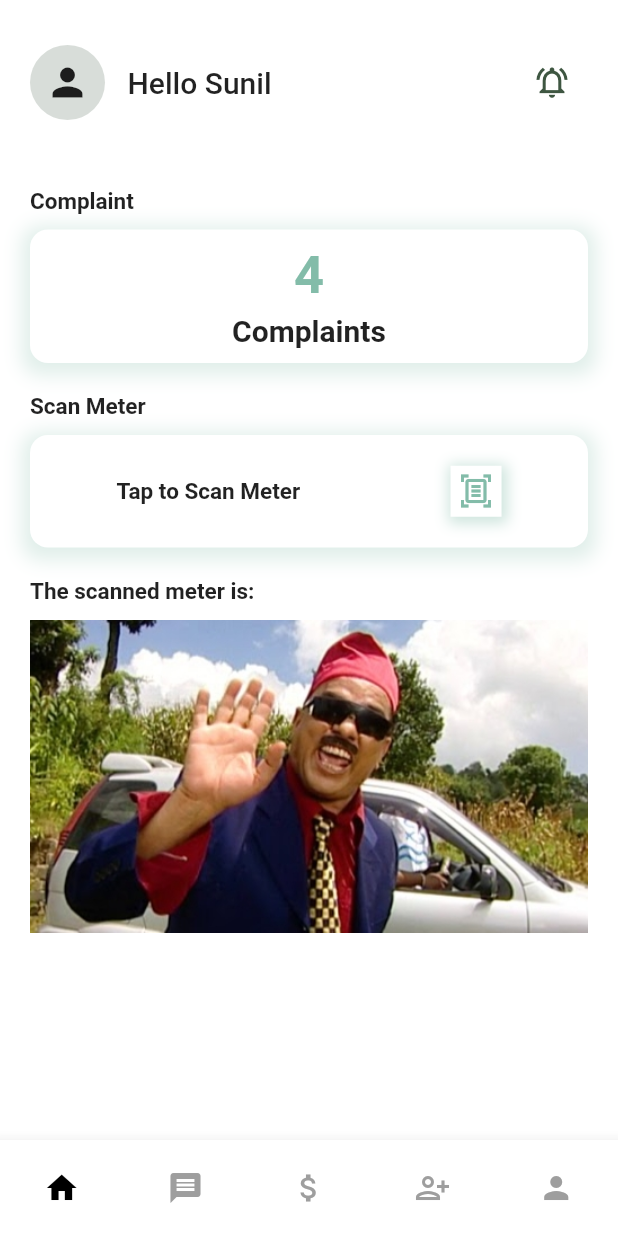
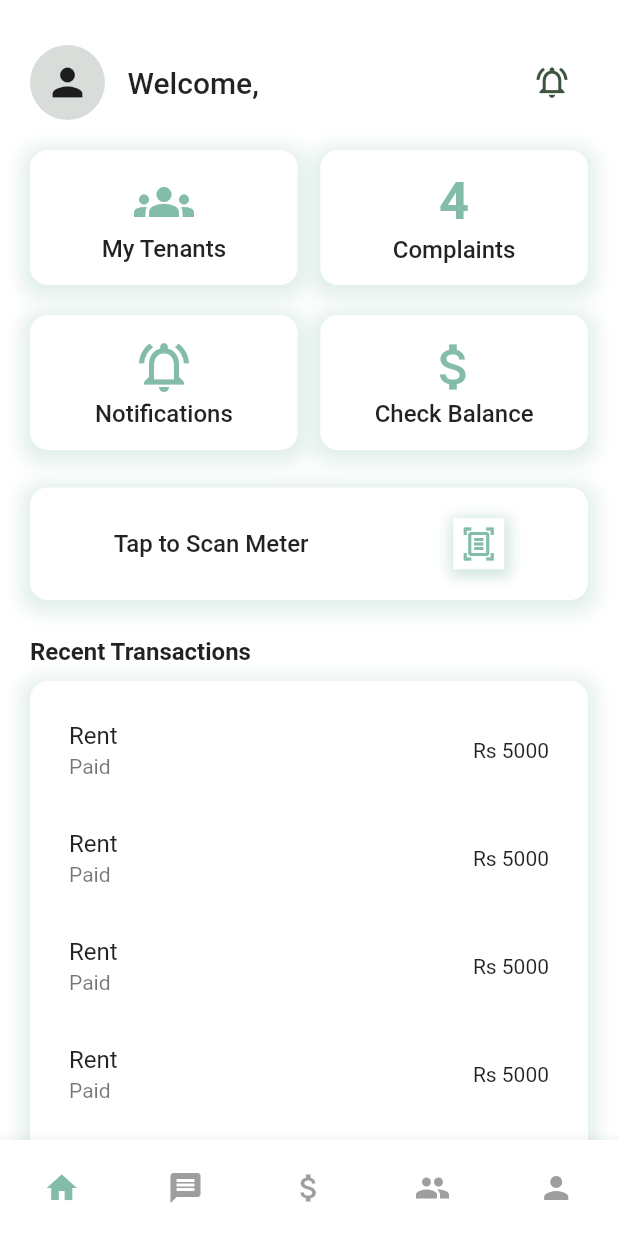
Before and after one commit to parajuliamit/rent-assist-owner, a Flutter app: the NavigationView screen opened by its route, on a phone screen of 412 x 824 dp. Run offline on Flutter 3.47's test engine with Material 2 defaults, Android fonts, the phone set to English and light mode, and no system bars; our stand-ins replace dio, firebase_core, firebase_messaging, get, get_storage, image_picker and 5 more; accounts and stored records are empty; generated files the repository leaves out were written again.

Commit message:
ui changes

```diff
--- a/lib/app/data/exception/server_exception.dart
+++ b/lib/app/data/exception/server_exception.dart
@@ -65,7 +65,7 @@ class ServerError implements Exception {
         if (_errorCode >= 500 && _errorCode <= 599) {
           _errorMessage = '$_errorCode: Server Error';
         }
-        if (_errorCode == 502) {
+        if (_errorCode == 503) {
           _errorMessage =
               'We are under maintenance. Please try again in a moment. Thank you.';
         }
--- a/lib/app/modules/home/views/home_view.dart
+++ b/lib/app/modules/home/views/home_view.dart
@@ -2,9 +2,13 @@ import 'package:flutter/material.dart';
 
 import 'package:get/get.dart';
 import 'package:owner_app/app/modules/home/views/widgets/scan_meter_container.dart';
+import 'package:owner_app/app/modules/home/views/widgets/icon_container.dart';
+import 'package:owner_app/app/routes/app_pages.dart';
 
+import '../../../utils/constants.dart';
+import '../../navigation/controllers/navigation_controller.dart';
 import '../controllers/home_controller.dart';
-import 'widgets/complaint_row.dart';
+import 'widgets/complaint_container.dart';
 import 'widgets/user_info.dart';
 
 class HomeView extends GetView<HomeController> {
@@ -14,22 +18,115 @@ class HomeView extends GetView<HomeController> {
         body: SafeArea(
       child: SingleChildScrollView(
         child: Column(
-          children: const [
-            SizedBox(
+          children: [
+            const SizedBox(
               height: 10,
             ),
-            UserInfo(),
-            SizedBox(
+            const UserInfo(),
+            const SizedBox(
               height: 20,
             ),
-            ComplainRow(),
-            SizedBox(
+            Padding(
+              padding: const EdgeInsets.symmetric(horizontal: 20),
+              child: Row(
+                children: [
+                  Expanded(
+                      child: IconContainer(
+                    onTap: () {
+                      Get.find<NavigationController>().changeIndex(3);
+                    },
+                    icon: Icons.groups,
+                    title: 'My Tenants',
+                  )),
+                  const SizedBox(
+                    width: 15,
+                  ),
+                  Expanded(
+                    child: ComplaintContainer(
+                      title: '4',
+                      subtitle: 'Complaints',
+                      onTap: () {
+                        Get.toNamed(Routes.COMPLAINT);
+                      },
+                    ),
+                  ),
+                ],
+              ),
+            ),
+            const SizedBox(
+              height: 20,
+            ),
+            Padding(
+              padding: const EdgeInsets.symmetric(horizontal: 20),
+              child: Row(
+                children: [
+                  Expanded(
+                    child: IconContainer(
+                      onTap: () {
+                        Get.toNamed(Routes.NOTIFICATION);
+                      },
+                      title: 'Notifications',
+                      icon: Icons.notifications_active_outlined,
+                    ),
+                  ),
+                  const SizedBox(
+                    width: 15,
+                  ),
+                  Expanded(
+                      child: IconContainer(
+                    onTap: () {
+                      Get.find<NavigationController>().changeIndex(2);
+                    },
+                    icon: Icons.attach_money,
+                    title: 'Check Balance',
+                  )),
+                ],
+              ),
+            ),
+            const SizedBox(
+              height: 20,
+            ),
+            const ScanBattiContainer(),
+            const SizedBox(
               height: 10,
             ),
-            ScanBattiContainer(),
-            SizedBox(
-              height: 10,
+            const Padding(
+              padding: EdgeInsets.symmetric(horizontal: 20, vertical: 10),
+              child: Align(
+                alignment: Alignment.centerLeft,
+                child: Text(
+                  'Recent Transactions',
+                  style: TextStyle(
+                    fontWeight: FontWeight.bold,
+                    fontSize: 16,
+                  ),
+                ),
+              ),
             ),
+            Container(
+                padding: const EdgeInsets.all(10),
+                margin: const EdgeInsets.symmetric(horizontal: 20),
+                decoration: BoxDecoration(
+                    color: kWhiteColor,
+                    borderRadius: BorderRadius.circular(12),
+                    boxShadow: [
+                      BoxShadow(
+                          color: kPrimaryColor.withOpacity(0.25),
+                          spreadRadius: 5,
+                          offset: const Offset(0, 3),
+                          blurRadius: 10)
+                    ]),
+                child: ListView.builder(
+                    itemCount: 5,
+                    shrinkWrap: true,
+                    physics: const NeverScrollableScrollPhysics(),
+                    itemBuilder: (context, index) {
+                      return ListTile(
+                        title: const Text('Rent'),
+                        subtitle: const Text('Paid'),
+                        trailing: const Text('Rs 5000'),
+                      );
+                    }))
           ],
         ),
       ),
--- /dev/null
+++ b/lib/app/modules/home/views/widgets/complaint_container.dart
@@ -0,0 +1,63 @@
+import 'package:flutter/material.dart';
+import 'package:get/get.dart';
+import 'package:owner_app/app/routes/app_pages.dart';
+
+import '../../../../utils/constants.dart';
+
+class ComplaintContainer extends StatelessWidget {
+  const ComplaintContainer(
+      {Key? key,
+      required this.title,
+      required this.subtitle,
+      required this.onTap})
+      : super(key: key);
+
+  final String title;
+  final String subtitle;
+  final VoidCallback onTap;
+
+  @override
+  Widget build(BuildContext context) {
+    return GestureDetector(
+      onTap: onTap,
+      child: Container(
+        height: 90,
+        padding: const EdgeInsets.all(10),
+        decoration: BoxDecoration(
+            color: kWhiteColor,
+            borderRadius: BorderRadius.circular(12),
+            boxShadow: [
+              BoxShadow(
+                  color: kPrimaryColor.withOpacity(0.25),
+                  spreadRadius: 5,
+                  offset: const Offset(0, 3),
+                  blurRadius: 10)
+            ]),
+        child: Column(
+          mainAxisAlignment: MainAxisAlignment.center,
+          children: [
+            FittedBox(
+              child: Text(
+                title,
+                style: const TextStyle(
+                    fontWeight: FontWeight.bold,
+                    fontSize: 35,
+                    color: kPrimaryColor),
+              ),
+            ),
+            const SizedBox(
+              height: 2,
+            ),
+            Text(
+              subtitle,
+              style: const TextStyle(
+                fontWeight: FontWeight.w500,
+                fontSize: 16,
+              ),
+            ),
+          ],
+        ),
+      ),
+    );
+  }
+}
--- a/lib/app/modules/home/views/widgets/complaint_row.dart
+++ /dev/null
@@ -1,118 +0,0 @@
-import 'package:flutter/material.dart';
-import 'package:get/get.dart';
-import 'package:owner_app/app/routes/app_pages.dart';
-
-import '../../../../utils/constants.dart';
-
-class ComplainRow extends StatelessWidget {
-  const ComplainRow({
-    Key? key,
-  }) : super(key: key);
-
-  @override
-  Widget build(BuildContext context) {
-    return Padding(
-      padding: const EdgeInsets.symmetric(horizontal: 20, vertical: 5),
-      child: Column(
-        crossAxisAlignment: CrossAxisAlignment.start,
-        children: [
-          const Text(
-            'Complaint',
-            style: TextStyle(fontWeight: FontWeight.bold, fontSize: 15),
-          ),
-          const SizedBox(
-            height: 10,
-          ),
-          Row(
-            mainAxisAlignment: MainAxisAlignment.spaceBetween,
-            children: [
-              ComplaintContainer(
-                title: const Text(
-                  '4',
-                  style: TextStyle(
-                      fontWeight: FontWeight.bold,
-                      fontSize: 35,
-                      color: kPrimaryColor),
-                ),
-                subtitle: const Text(
-                  'Complaints',
-                  style: TextStyle(
-                    fontWeight: FontWeight.bold,
-                    fontSize: 20,
-                  ),
-                ),
-                onPress: () {
-                  Get.toNamed(Routes.COMPLAINT);
-                },
-              ),
-              // const SizedBox(
-              //   width: 20,
-              // ),
-              // ComplaintContainer(
-              //   title: const Text(
-              //     'View',
-              //     style: TextStyle(
-              //         fontWeight: FontWeight.bold, color: kPrimaryColor),
-              //   ),
-              //   subtitle: const Text(
-              //     'All Complaints',
-              //     style: TextStyle(
-              //         fontWeight: FontWeight.bold, color: kPrimaryColor),
-              //   ),
-              //   onPress: () {
-              //     Get.toNamed(Routes.COMPLAINT);
-              //   },
-              // ),
-            ],
-          )
-        ],
-      ),
-    );
-  }
-}
-
-class ComplaintContainer extends StatelessWidget {
-  const ComplaintContainer(
-      {Key? key,
-      required this.title,
-      required this.subtitle,
-      required this.onPress})
-      : super(key: key);
-
-  final Widget title;
-  final Widget subtitle;
-  final VoidCallback onPress;
-
-  @override
-  Widget build(BuildContext context) {
-    return Expanded(
-      child: GestureDetector(
-        onTap: onPress,
-        child: Container(
-          // height: 100,
-          padding: const EdgeInsets.all(10),
-          decoration: BoxDecoration(
-              color: kWhiteColor,
-              borderRadius: BorderRadius.circular(12),
-              boxShadow: [
-                BoxShadow(
-                    color: kPrimaryColor.withOpacity(0.25),
-                    spreadRadius: 5,
-                    offset: const Offset(0, 3),
-                    blurRadius: 10)
-              ]),
-          child: Column(
-            mainAxisAlignment: MainAxisAlignment.center,
-            children: [
-              title,
-              const SizedBox(
-                height: 5,
-              ),
-              subtitle
-            ],
-          ),
-        ),
-      ),
-    );
-  }
-}
--- /dev/null
+++ b/lib/app/modules/home/views/widgets/icon_container.dart
@@ -0,0 +1,55 @@
+import 'package:flutter/material.dart';
+import 'package:get/get.dart';
+
+import '../../../../utils/constants.dart';
+
+class IconContainer extends StatelessWidget {
+  const IconContainer(
+      {Key? key, required this.icon, required this.title, required this.onTap})
+      : super(key: key);
+
+  final IconData icon;
+  final String title;
+  final VoidCallback onTap;
+
+  @override
+  Widget build(BuildContext context) {
+    return GestureDetector(
+      onTap: onTap,
+      child: Container(
+        height: 90,
+        padding: const EdgeInsets.all(10),
+        decoration: BoxDecoration(
+            color: kWhiteColor,
+            borderRadius: BorderRadius.circular(12),
+            boxShadow: [
+              BoxShadow(
+                  color: kPrimaryColor.withOpacity(0.25),
+                  spreadRadius: 5,
+                  offset: const Offset(0, 3),
+                  blurRadius: 10)
+            ]),
+        child: Column(
+          mainAxisAlignment: MainAxisAlignment.center,
+          children: [
+            Icon(
+              icon,
+              color: kPrimaryColor,
+              size: 40,
+            ),
+            const SizedBox(
+              height: 2,
+            ),
+            Text(
+              title,
+              style: const TextStyle(
+                fontWeight: FontWeight.w500,
+                fontSize: 16,
+              ),
+            ),
+          ],
+        ),
+      ),
+    );
+  }
+}
--- a/lib/app/modules/home/views/widgets/scan_meter_container.dart
+++ b/lib/app/modules/home/views/widgets/scan_meter_container.dart
@@ -51,31 +51,20 @@ class _ScanBattiContainerState extends State<ScanBattiContainer> {
       child: Column(
         crossAxisAlignment: CrossAxisAlignment.start,
         children: [
-          const Text(
-            'Scan Meter',
-            style: TextStyle(fontWeight: FontWeight.bold, fontSize: 15),
-          ),
-          const SizedBox(
-            height: 10,
-          ),
-          Container(
-            child: Row(
+          Row(
             mainAxisAlignment: MainAxisAlignment.spaceBetween,
             children: [
               ScanMeterContainer(
                 title: const Text(
                   'Tap to Scan Meter',
                   style: TextStyle(
-                      fontWeight: FontWeight.bold,
-                      fontSize: 15,
+                    fontWeight: FontWeight.w500,
+                    fontSize: 16,
                   ),
                 ),
                 subtitle: Container(
                   padding: const EdgeInsets.all(5),
-                    decoration: BoxDecoration(
-                        shape: BoxShape.rectangle,
-                        color: kWhiteColor,
-                        boxShadow: [
+                  decoration: BoxDecoration(color: kWhiteColor, boxShadow: [
                     BoxShadow(
                         color: kPrimaryColor.withOpacity(0.4),
                         spreadRadius: 3,
@@ -94,28 +83,27 @@ class _ScanBattiContainerState extends State<ScanBattiContainer> {
               ),
             ],
           ),
-          ),
-          SizedBox(
-            height: 20,
-          ),
-          Text(
-            'The scanned meter is:',
-            style: TextStyle(
-              fontWeight: FontWeight.bold,
-              fontSize: 15,
-            ),
-          ),
-          SizedBox(
-            height: 10,
-          ),
-          _image != null
-              ? Image.file(
-                  _image!,
-                  height: 250,
-                  width: 250,
-                  fit: BoxFit.cover,
-                )
-              : Image.asset('assets/images/haribahadur.jpeg')
+          // SizedBox(
+          //   height: 20,
+          // ),
+          // Text(
+          //   'The scanned meter is:',
+          //   style: TextStyle(
+          //     fontWeight: FontWeight.bold,
+          //     fontSize: 15,
+          //   ),
+          // ),
+          // SizedBox(
+          //   height: 10,
+          // ),
+          // _image != null
+          //     ? Image.file(
+          //         _image!,
+          //         height: 250,
+          //         width: 250,
+          //         fit: BoxFit.cover,
+          //       )
+          //     : Image.asset('assets/images/haribahadur.jpeg')
         ],
       ),
     );
--- a/lib/app/modules/home/views/widgets/user_info.dart
+++ b/lib/app/modules/home/views/widgets/user_info.dart
@@ -1,6 +1,7 @@
 import 'package:flutter/material.dart';
 import 'package:get/get.dart';
 
+import '../../../../app_controller.dart';
 import '../../../../routes/app_pages.dart';
 import '../../../../utils/constants.dart';
 
@@ -10,25 +11,26 @@ class UserInfo extends StatelessWidget {
   @override
   Widget build(BuildContext context) {
     return Container(
-      margin: const EdgeInsets.all(20),
+      margin: const EdgeInsets.fromLTRB(20, 20, 20, 0),
       child: Row(
         mainAxisAlignment: MainAxisAlignment.spaceBetween,
         children: [
           Row(
-            children: const [
-              CircleAvatar(
+            children: [
+              const CircleAvatar(
                 radius: 25,
                 child: Icon(
                   Icons.person,
                   size: 30,
                 ),
               ),
-              SizedBox(
+              const SizedBox(
                 width: 15,
               ),
               Text(
-                'Hello Sunil',
-                style: TextStyle(fontSize: 20, fontWeight: FontWeight.w500),
+                'Welcome, ${Get.find<AppController>().profile?.firstName}',
+                style:
+                    const TextStyle(fontSize: 20, fontWeight: FontWeight.w500),
               ),
             ],
           ),
--- a/lib/app/modules/navigation/views/navigation_view.dart
+++ b/lib/app/modules/navigation/views/navigation_view.dart
@@ -1,8 +1,8 @@
 import 'package:flutter/material.dart';
 
 import 'package:get/get.dart';
+import 'package:owner_app/app/utils/constants.dart';
 
-import '../../../utils/constants.dart';
 import '../controllers/navigation_controller.dart';
 
 class NavigationView extends GetView<NavigationController> {
@@ -43,7 +43,7 @@ class NavigationView extends GetView<NavigationController> {
               //       borderRadius: BorderRadius.circular(20)),
               // ),
               BottomBarIcon(
-                  icon: Icons.person_add_alt, controller: controller, index: 3),
+                  icon: Icons.group, controller: controller, index: 3),
               BottomBarIcon(
                   icon: Icons.person, controller: controller, index: 4),
             ],
@@ -76,7 +76,7 @@ class BottomBarIcon extends StatelessWidget {
       icon: Icon(
         icon,
         color: controller.selectedIndex.value == index
-            ? Colors.black
+            ? kPrimaryColor
             : Colors.grey,
       ),
     );
--- a/lib/app/modules/splash_screen/controllers/splash_screen_controller.dart
+++ b/lib/app/modules/splash_screen/controllers/splash_screen_controller.dart
@@ -28,7 +28,8 @@ class SplashScreenController extends GetxController {
         var profile = await Get.find<AppRepository>()
             .getUserRepository()
             .getUserProfile();
-        if (profile?.isOwner != false) {
+        if (profile?.isOwner != true) {
+          appRepo.getAuthRepository().logout();
           Get.offAllNamed(Routes.LOGIN);
           return;
         }
@@ -42,6 +43,7 @@ class SplashScreenController extends GetxController {
         isError(true);
         errorMessage = "Check your internet connection";
       } else {
+        appRepo.getAuthRepository().logout();
         Get.offAllNamed(Routes.LOGIN);
         return;
       }
--- a/lib/app/modules/tenant_list/views/tenant_list_view.dart
+++ b/lib/app/modules/tenant_list/views/tenant_list_view.dart
@@ -12,20 +12,20 @@ class TenantListView extends GetView<TenantListController> {
   Widget build(BuildContext context) {
     return Scaffold(
       appBar: AppBar(
-        title: Text('TenantList'),
+        title: const Text('My Tenants'),
         centerTitle: true,
       ),
       floatingActionButton: FloatingActionButton(
         onPressed: () {
           Get.toNamed(Routes.ADD_TENANT);
         },
-        child: Icon(Icons.add),
+        child: const Icon(Icons.add),
       ),
       body: ListView.builder(
         itemCount: 7,
         itemBuilder: (context, index) {
           return Card(
-            margin: EdgeInsets.all(10),
+            margin: const EdgeInsets.all(10),
             child: Container(
               padding: const EdgeInsets.all(10),
               decoration: BoxDecoration(
--- a/lib/app/utils/constants.dart
+++ b/lib/app/utils/constants.dart
@@ -1,6 +1,6 @@
 import 'package:flutter/material.dart';
 
-const baseUrl = "https://rentassist2021.herokuapp.com";
+const baseUrl = "https://rentassist.herokuapp.com";
 
 const kPrimaryColor = Color(0xFF83BCA9);
 const kDarkGreen = Color(0xFF3E5641);
```
Lines whose indentation alone changed are shown as unchanged.
